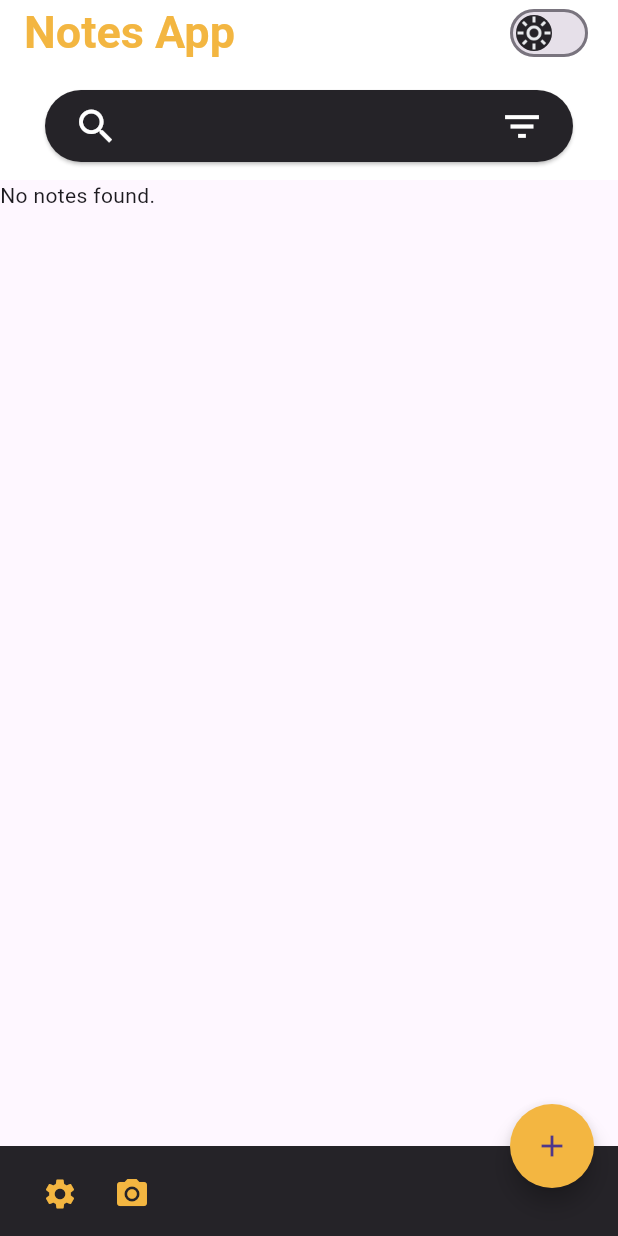
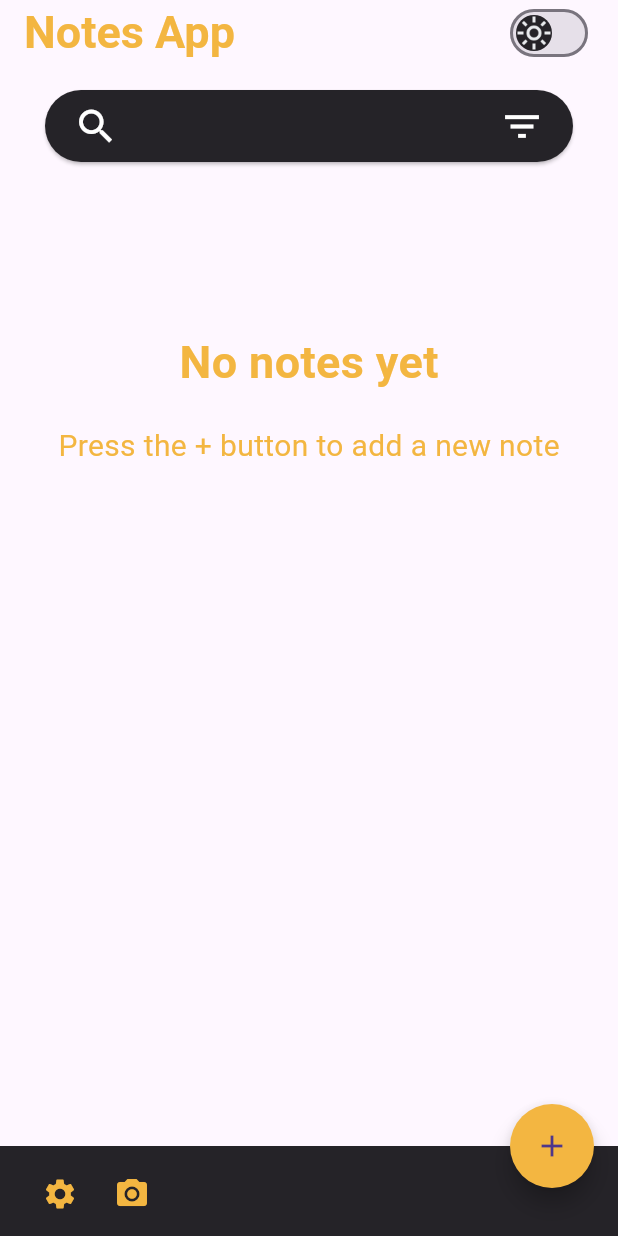
Before and after one commit to ElMexicanitox3/notes_app, a Flutter app: the screen it shows after launch, on a phone screen of 412 x 824 dp. Run offline on Flutter 3.47's test engine with Material 3 defaults, Android fonts, the phone set to English and light mode, and no system bars; our stand-ins replace bloc, equatable, flutter_bloc, sqflite; accounts and stored records are empty.

Commit message:
delete note ready

```diff
--- a/lib/providers/blocs/notes_bloc/note_bloc.dart
+++ b/lib/providers/blocs/notes_bloc/note_bloc.dart
@@ -12,6 +12,7 @@ class NotesBloc extends Bloc<NoteEvent, NoteState>{
     on<UpdateNoteEvent>(_onUpdateNote);
     on<SelectNoteEvent>(_onSelectNote);
     on<DeselectNoteEvent>(_onDeselectNote);
+    on<DeleteNotesEvent>(_onDeleteNotes);
     on<DeselectAllNotesEvent>(_onDeselectAllNotes);
   }
 
@@ -54,7 +55,15 @@ class NotesBloc extends Bloc<NoteEvent, NoteState>{
     emit(NoteState(state.notes, updatedSelectedNotes));
   }
 
+  void _onDeleteNotes(DeleteNotesEvent event, Emitter<NoteState> emit) async {
+    event.notes.forEach((note) async {
+      await DBProvider.instance.deleteNote(note.id!);
+    });
+    List<Note> updatedNotes = await DBProvider.instance.getNotes();
+    emit(NoteState(updatedNotes));
+  }
+
   void _onDeselectAllNotes(DeselectAllNotesEvent event, Emitter<NoteState> emit) {
-    emit(NoteState(state.notes, []));
+    emit(NoteState(state.notes, const []));
   }
 }
--- a/lib/providers/blocs/notes_bloc/note_event.dart
+++ b/lib/providers/blocs/notes_bloc/note_event.dart
@@ -46,4 +46,13 @@ class DeselectNoteEvent extends NoteEvent {
   List<Object> get props => [note];
 }
 
+class DeleteNotesEvent extends NoteEvent {
+  final List<Note> notes;
+
+  const DeleteNotesEvent(this.notes);
+
+  @override
+  List<Object> get props => [notes];
+}
+
 class DeselectAllNotesEvent extends NoteEvent {}
--- a/lib/providers/sqflite/connection.dart
+++ b/lib/providers/sqflite/connection.dart
@@ -84,4 +84,14 @@ class DBProvider {
     final db = await instance.database;
     db.close();
   }
+
+  // Delete a note
+  Future<int> deleteNote(int id) async {
+    final db = await instance.database;
+    return await db.delete(
+      'notes',
+      where: 'id = ?',
+      whereArgs: [id],
+    );
+  }
 }
--- a/lib/screens/home/home.dart
+++ b/lib/screens/home/home.dart
@@ -27,7 +27,12 @@ class Homescreen extends StatelessWidget {
               borderRadius: BorderRadius.circular(40),
             ),
             onPressed: () {
+              if (state.selectedNotes.isNotEmpty) {
+                context.read<NotesBloc>().add(DeleteNotesEvent(state.selectedNotes));
+                context.read<NotesBloc>().add(DeselectAllNotesEvent());
+              }else{
                 Navigator.pushNamed(context, "/add_note");
+              }
             },
             backgroundColor: state.selectedNotes.isEmpty? AppThemes.primary : AppThemes.delete,
             child: state.selectedNotes.isEmpty? const Icon(Icons.add) : const Icon(Icons.delete),
@@ -63,7 +68,7 @@ class Homescreen extends StatelessWidget {
               ),
               Text(
                 "${state.selectedNotes.length} Selected",
-                style: TextStyle(fontSize: 20, color: AppThemes.primary),
+                style: const TextStyle(fontSize: 20, color: AppThemes.primary),
               )
             ],
           );
@@ -72,7 +77,6 @@ class Homescreen extends StatelessWidget {
       appBar: AppBar(
         automaticallyImplyLeading: false,
         toolbarHeight: 120,
-        backgroundColor: AppThemes.w,
         title: Column(
           children: [
             Row(
@@ -112,11 +116,32 @@ class Homescreen extends StatelessWidget {
             BlocBuilder<NotesBloc, NoteState>(
               builder: (context, state) {
                 if (state.notes.isEmpty) {
-                  return const Text("No notes found.");
+                  return const Center(
+                    child: Column(
+                      children: [
+                        SizedBox(height: 100),
+                        Text(
+                          "No notes yet",
+                          style: TextStyle(
+                            color: AppThemes.primary,
+                            fontSize: 30,
+                            fontWeight: FontWeight.bold,
+                          ),
+                        ),
+                        SizedBox(height: 20),
+                        Text(
+                          "Press the + button to add a new note",
+                          style: TextStyle(
+                            color: AppThemes.primary,
+                            fontSize: 20,
+                          ),
+                        ),
+                      ],
+                    ),
+                  );
                 }
                 return Column(
-                  children: state.notes
-                      .map((note) => InkWell(
+                  children: state.notes.map((note) => InkWell(
                     onTap: () {
                       if (state.selectedNotes.isEmpty) {
                         Navigator.pushNamed(context, "/add_note",arguments: note);
@@ -130,8 +155,7 @@ class Homescreen extends StatelessWidget {
                       }
                     },
                     onLongPress: () {
-                              final isSelected =
-                                  state.selectedNotes.contains(note);
+                      final isSelected = state.selectedNotes.contains(note);
                       if (isSelected) {
                         context.read<NotesBloc>().add(DeselectNoteEvent(note));
                       } else {
```
Lines whose indentation alone changed are shown as unchanged.
